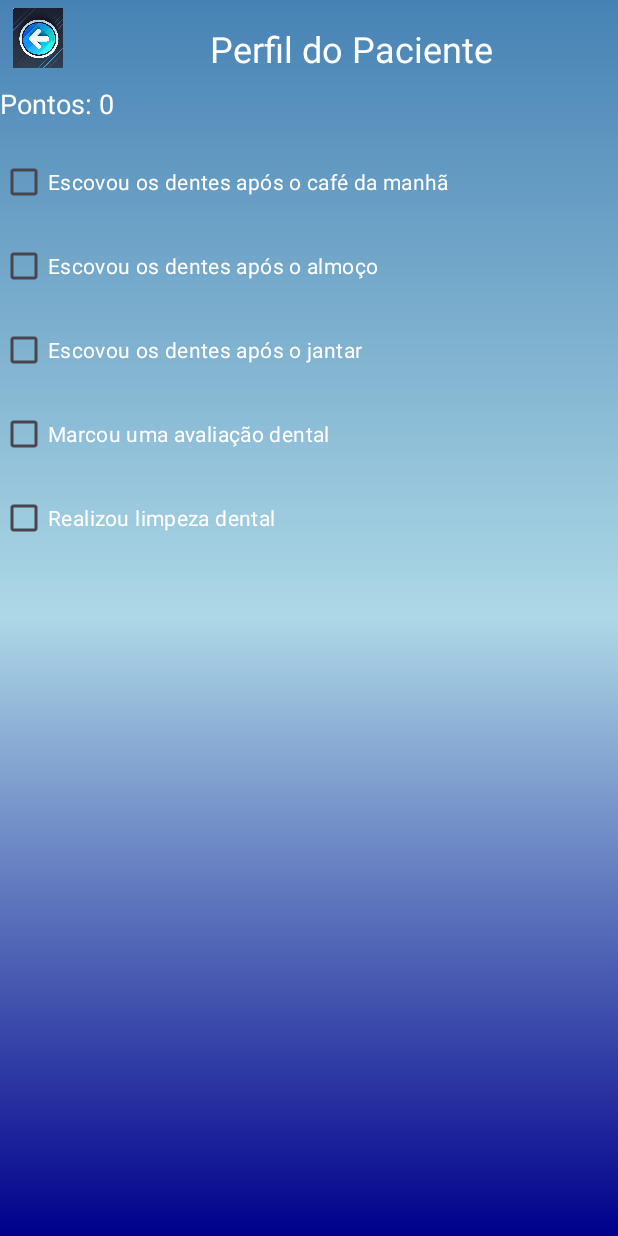
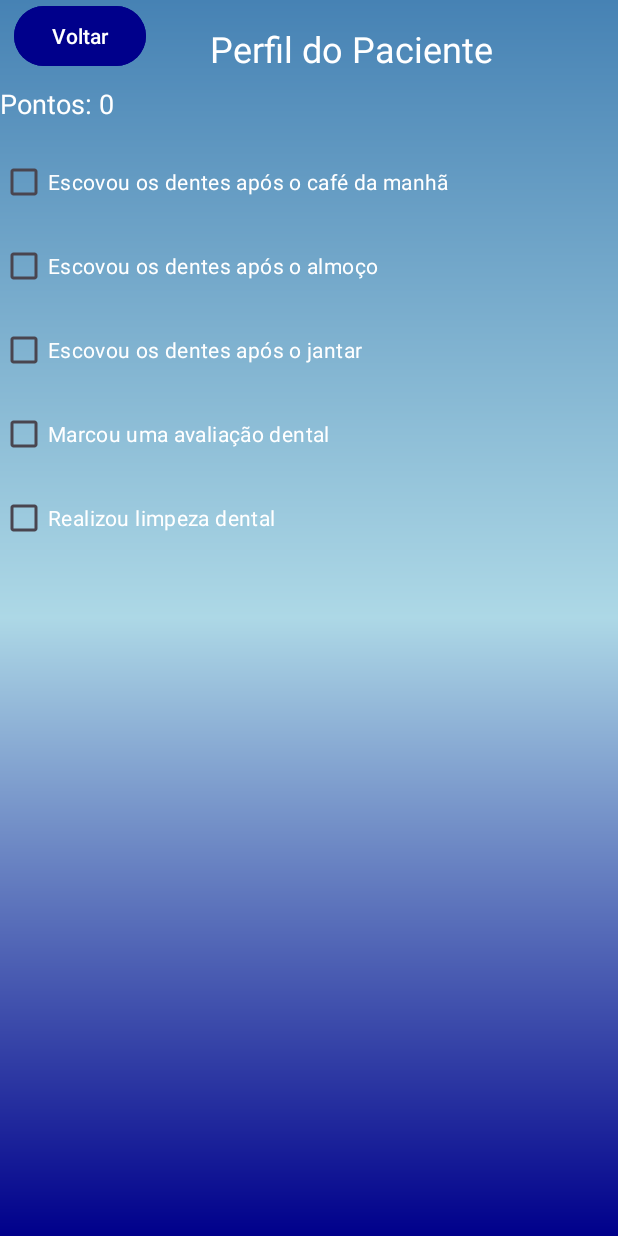
Before and after one commit to Araujopedro/OdontoPrev_Mobile, an Android app: the PerfilPacienteActivity screen opened directly, with no data from a screen before it, on a phone screen of 412 x 824 dp. Run offline under Robolectric (Android 15) with nearby library versions, the phone set to English and light mode, and no system bars; 2 statements that could not run were skipped.

Commit message:
Update activity_pacienteperfil.xml

```diff
--- a/app/src/main/res/layout/activity_pacienteperfil.xml
+++ b/app/src/main/res/layout/activity_pacienteperfil.xml
@@ -6,15 +6,16 @@
     android:background="@drawable/backgroud">
 
 
-    <ImageView
-        android:id="@+id/icon_back"
-        android:layout_width="40dp"
-        android:layout_height="40dp"
-        android:layout_margin="5dp"
-        android:contentDescription="@string/back_to_funcionalidades"
-        android:src="@drawable/ic_icone"
+    <Button
+        android:id="@+id/buttonBack"
+        android:layout_width="wrap_content"
+        android:layout_height="wrap_content"
+        android:backgroundTint="@color/blue_dark"
+        android:text="Voltar"
+        android:textColor="@android:color/white"
+        app:layout_constraintTop_toTopOf="parent"
         app:layout_constraintStart_toStartOf="parent"
-        app:layout_constraintTop_toTopOf="parent" />
+        android:layout_marginStart="9dp" />
 
     <TextView
         android:id="@+id/tvPerfilPaciente"
```
